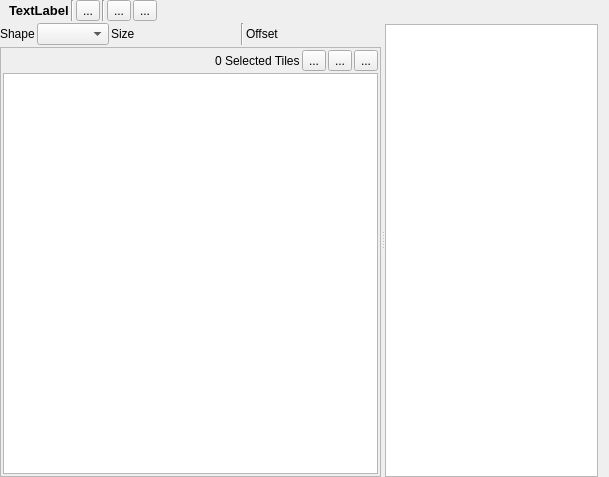
The window that Editor/src/Widget/Auxiliary/AuxTileSet.ui (GameOverture/HarmonyEngine) describes before a commit, drawn with Qt 5.
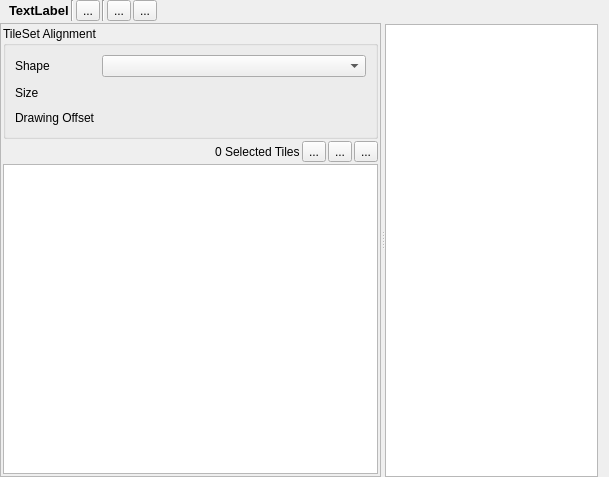
The same window after the commit. Icons and pictures are not drawn. Custom widgets are drawn as their Qt base class.

Commit message: AtlasTileSet caches aux widget stuff in order to swap between tilesets correctly; TILESETSHAPE enum is just for tileset alignment now; TileSet shape, size, render offset is moved to Arrange so initial import isn't confused with it; HyTileMapLayout now goes with Tiled orientations instead of Godot's way; Lots of various fixes with TileSets

```diff
--- a/Editor/src/Widget/Auxiliary/AuxTileSet.ui
+++ b/Editor/src/Widget/Auxiliary/AuxTileSet.ui
@@ -136,73 +136,6 @@
          </item>
         </layout>
        </item>
-       <item>
-        <layout class="QHBoxLayout" name="horizontalLayout_6">
-         <item>
-          <widget class="QLabel" name="label">
-           <property name="text">
-            <string>Shape</string>
-           </property>
-          </widget>
-         </item>
-         <item>
-          <widget class="QComboBox" name="cmbTileShape"/>
-         </item>
-         <item>
-          <widget class="QLabel" name="label_3">
-           <property name="text">
-            <string>Size</string>
-           </property>
-          </widget>
-         </item>
-         <item>
-          <widget class="WgtVectorSpinBox" name="vsbTileSize" native="true">
-           <property name="sizePolicy">
-            <sizepolicy hsizetype="Maximum" vsizetype="Maximum">
-             <horstretch>0</horstretch>
-             <verstretch>0</verstretch>
-            </sizepolicy>
-           </property>
-           <property name="minimumSize">
-            <size>
-             <width>100</width>
-             <height>19</height>
-            </size>
-           </property>
-          </widget>
-         </item>
-         <item>
-          <widget class="Line" name="line_3">
-           <property name="orientation">
-            <enum>Qt::Orientation::Vertical</enum>
-           </property>
-          </widget>
-         </item>
-         <item>
-          <widget class="QLabel" name="label_4">
-           <property name="text">
-            <string>Offset</string>
-           </property>
-          </widget>
-         </item>
-         <item>
-          <widget class="WgtVectorSpinBox" name="vsbTileOffset" native="true">
-           <property name="sizePolicy">
-            <sizepolicy hsizetype="Maximum" vsizetype="Maximum">
-             <horstretch>0</horstretch>
-             <verstretch>0</verstretch>
-            </sizepolicy>
-           </property>
-           <property name="minimumSize">
-            <size>
-             <width>100</width>
-             <height>19</height>
-            </size>
-           </property>
-          </widget>
-         </item>
-        </layout>
-       </item>
        <item>
         <widget class="QStackedWidget" name="setupStackedWidget">
          <property name="currentIndex">
@@ -482,8 +415,8 @@
                <rect>
                 <x>0</x>
                 <y>0</y>
-                <width>395</width>
-                <height>418</height>
+                <width>381</width>
+                <height>446</height>
                </rect>
               </property>
               <layout class="QVBoxLayout" name="verticalLayout_13">
@@ -502,6 +435,71 @@
                <property name="bottomMargin">
                 <number>2</number>
                </property>
+               <item>
+                <widget class="QGroupBox" name="groupBox">
+                 <property name="title">
+                  <string>TileSet Alignment</string>
+                 </property>
+                 <layout class="QFormLayout" name="formLayout_2">
+                  <item row="0" column="0">
+                   <widget class="QLabel" name="label">
+                    <property name="text">
+                     <string>Shape</string>
+                    </property>
+                   </widget>
+                  </item>
+                  <item row="0" column="1">
+                   <widget class="QComboBox" name="cmbTileShape"/>
+                  </item>
+                  <item row="1" column="0">
+                   <widget class="QLabel" name="label_3">
+                    <property name="text">
+                     <string>Size</string>
+                    </property>
+                   </widget>
+                  </item>
+                  <item row="1" column="1">
+                   <widget class="WgtVectorSpinBox" name="vsbTileSize" native="true">
+                    <property name="sizePolicy">
+                     <sizepolicy hsizetype="Preferred" vsizetype="Maximum">
+                      <horstretch>0</horstretch>
+                      <verstretch>0</verstretch>
+                     </sizepolicy>
+                    </property>
+                    <property name="minimumSize">
+                     <size>
+                      <width>100</width>
+                      <height>19</height>
+                     </size>
+                    </property>
+                   </widget>
+                  </item>
+                  <item row="2" column="0">
+                   <widget class="QLabel" name="label_4">
+                    <property name="text">
+                     <string>Drawing Offset</string>
+                    </property>
+                   </widget>
+                  </item>
+                  <item row="2" column="1">
+                   <widget class="WgtVectorSpinBox" name="vsbTileOffset" native="true">
+                    <property name="sizePolicy">
+                     <sizepolicy hsizetype="Preferred" vsizetype="Maximum">
+                      <horstretch>0</horstretch>
+                      <verstretch>0</verstretch>
+                     </sizepolicy>
+                    </property>
+                    <property name="minimumSize">
+                     <size>
+                      <width>100</width>
+                      <height>19</height>
+                     </size>
+                    </property>
+                   </widget>
+                  </item>
+                 </layout>
+                </widget>
+               </item>
                <item>
                 <layout class="QHBoxLayout" name="horizontalLayout">
                  <item>
```
Left out of the diff: 12 changed lines with no effect on the pictures. The commit also changes 20 other files.
